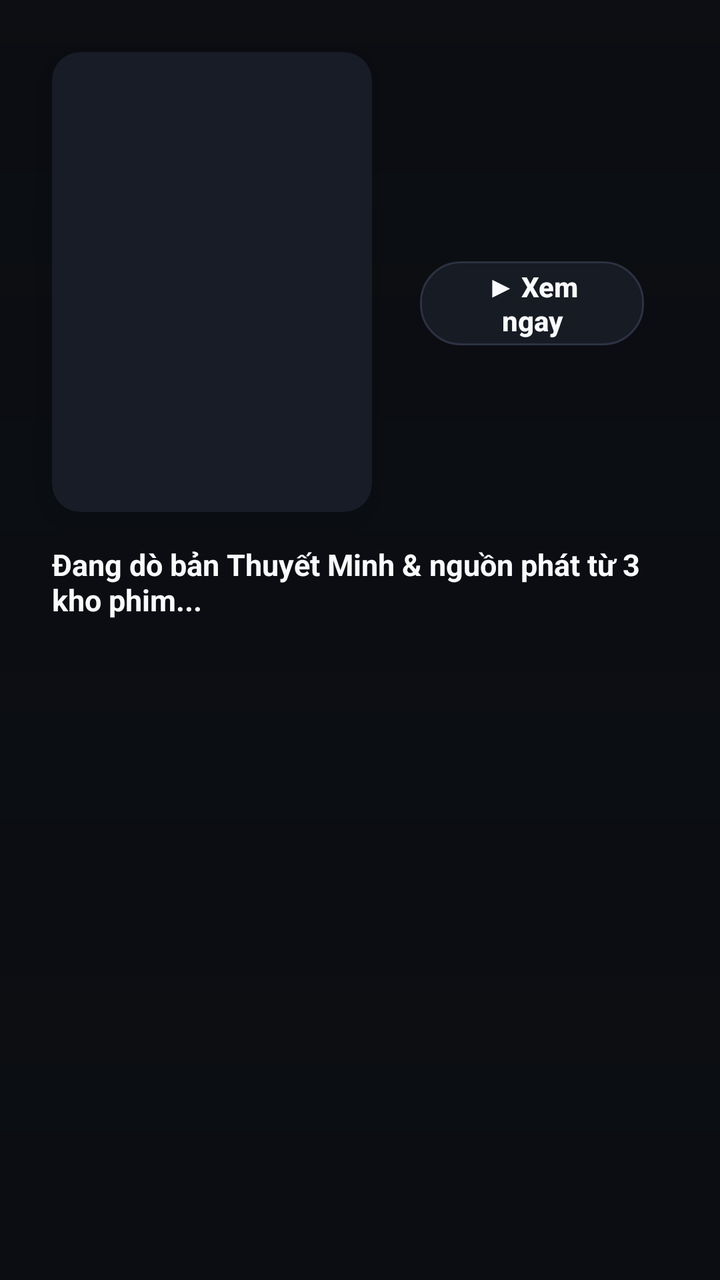
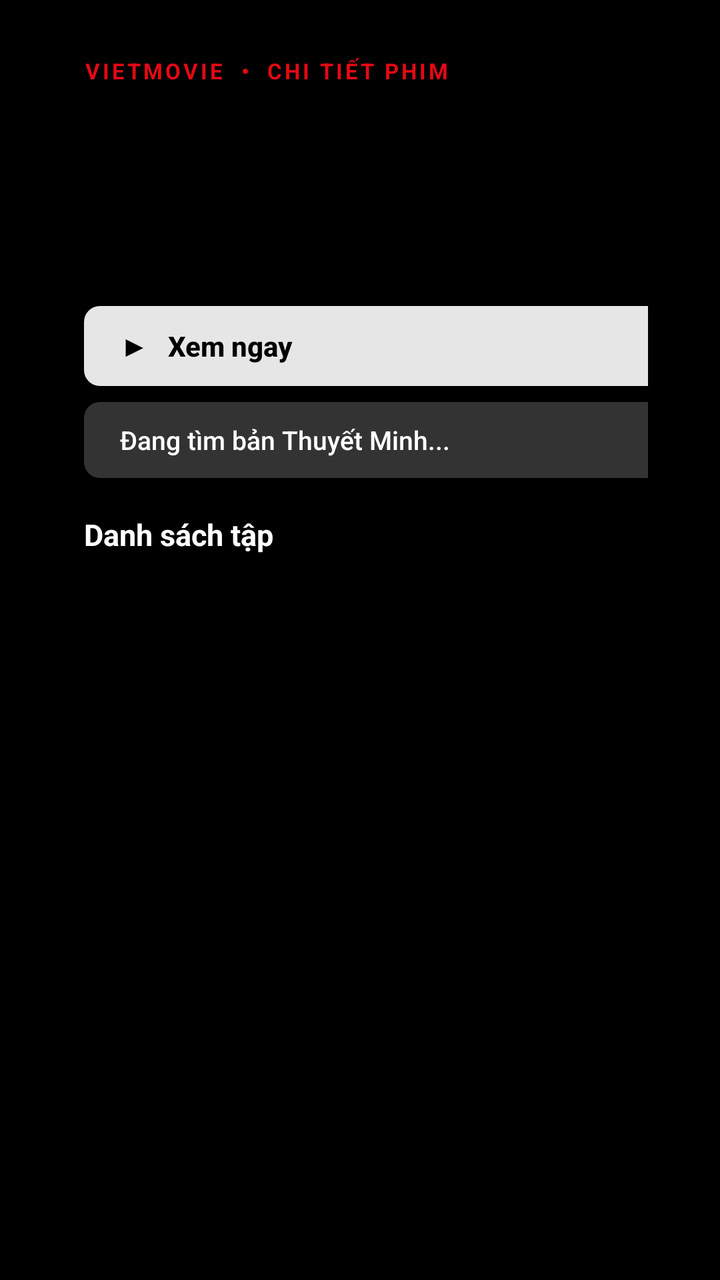

Before-and-after screenshots of an Android layout around one commit, followed by the original layout XML and the change that was made.
<!-- AndroidManifest.xml: application theme Theme.VietMovieTV -->
<!-- res/layout/activity_detail.xml -->
<?xml version="1.0" encoding="utf-8"?>
<FrameLayout xmlns:android="http://schemas.android.com/apk/res/android"
    xmlns:app="http://schemas.android.com/apk/res-auto"
    android:layout_width="match_parent"
    android:layout_height="match_parent"
    android:background="@color/bg_dark"
    android:clipChildren="false">

    <ImageView
        android:id="@+id/ivBackdrop"
        android:layout_width="match_parent"
        android:layout_height="match_parent"
        android:alpha="0.32"
        android:scaleType="centerCrop" />

    <View
        android:layout_width="match_parent"
        android:layout_height="match_parent"
        android:background="@drawable/bg_home_scrim" />

    <LinearLayout
        android:layout_width="match_parent"
        android:layout_height="match_parent"
        android:clipChildren="false"
        android:clipToPadding="false"
        android:orientation="vertical"
        android:padding="26dp">

        <LinearLayout
            android:layout_width="match_parent"
            android:layout_height="wrap_content"
            android:clipChildren="false"
            android:orientation="horizontal">

            <androidx.cardview.widget.CardView
                android:layout_width="160dp"
                android:layout_height="230dp"
                android:layout_marginEnd="24dp"
                app:cardBackgroundColor="#181C26"
                app:cardCornerRadius="14dp"
                app:cardElevation="10dp">

                <ImageView
                    android:id="@+id/ivDetailPoster"
                    android:layout_width="match_parent"
                    android:layout_height="match_parent"
                    android:scaleType="centerCrop" />
            </androidx.cardview.widget.CardView>

            <LinearLayout
                android:layout_width="0dp"
                android:layout_height="wrap_content"
                android:layout_weight="1"
                android:clipChildren="false"
                android:orientation="vertical">

                <TextView
                    android:id="@+id/tvDetailTitle"
                    android:layout_width="match_parent"
                    android:layout_height="wrap_content"
                    android:ellipsize="end"
                    android:maxLines="2"
                    android:textColor="@color/text_primary"
                    android:textSize="26sp"
                    android:textStyle="bold" />

                <TextView
                    android:id="@+id/tvDetailMeta"
                    android:layout_width="match_parent"
                    android:layout_height="wrap_content"
                    android:layout_marginTop="5dp"
                    android:textColor="@color/accent_amber"
                    android:textSize="14sp" />

                <TextView
                    android:id="@+id/tvDetailDesc"
                    android:layout_width="match_parent"
                    android:layout_height="wrap_content"
                    android:layout_marginTop="10dp"
                    android:ellipsize="end"
                    android:lineSpacingExtra="3dp"
                    android:maxLines="4"
                    android:textColor="@color/text_secondary"
                    android:textSize="13sp" />

                <LinearLayout
                    android:layout_width="match_parent"
                    android:layout_height="wrap_content"
                    android:layout_marginTop="14dp"
                    android:clipChildren="false"
                    android:clipToPadding="false"
                    android:gravity="center_vertical"
                    android:orientation="horizontal"
                    android:paddingTop="4dp"
                    android:paddingBottom="4dp">

                    <Button
                        android:id="@+id/btnPlayNow"
                        android:layout_width="wrap_content"
                        android:layout_height="42dp"
                        android:layout_marginEnd="12dp"
                        android:background="@drawable/bg_tab_selector"
                        android:focusable="true"
                        android:paddingStart="22dp"
                        android:paddingEnd="22dp"
                        android:text="▶ Xem ngay"
                        android:textAllCaps="false"
                        android:textColor="@color/text_primary"
                        android:textSize="14sp"
                        android:textStyle="bold" />

                    <HorizontalScrollView
                        android:layout_width="0dp"
                        android:layout_height="wrap_content"
                        android:layout_weight="1"
                        android:clipChildren="false"
                        android:clipToPadding="false"
                        android:paddingTop="4dp"
                        android:paddingBottom="4dp"
                        android:scrollbars="none">

                        <LinearLayout
                            android:id="@+id/serverContainer"
                            android:layout_width="wrap_content"
                            android:layout_height="wrap_content"
                            android:clipChildren="false"
                            android:orientation="horizontal"
                            android:paddingStart="2dp"
                            android:paddingEnd="8dp" />
                    </HorizontalScrollView>
                </LinearLayout>
            </LinearLayout>
        </LinearLayout>

        <TextView
            android:id="@+id/tvEpisodeHeader"
            android:layout_width="match_parent"
            android:layout_height="wrap_content"
            android:layout_marginTop="16dp"
            android:layout_marginBottom="8dp"
            android:text="Đang dò bản Thuyết Minh &amp; nguồn phát từ 3 kho phim..."
            android:textColor="@color/text_primary"
            android:textSize="15sp"
            android:textStyle="bold" />

        <androidx.recyclerview.widget.RecyclerView
            android:id="@+id/rvEpisodes"
            android:layout_width="match_parent"
            android:layout_height="0dp"
            android:layout_weight="1"
            android:clipChildren="false"
            android:clipToPadding="false"
            android:padding="6dp" />

    </LinearLayout>

    <ProgressBar
        android:id="@+id/detailProgressBar"
        android:layout_width="48dp"
        android:layout_height="48dp"
        android:layout_gravity="center"
        android:visibility="gone" />
</FrameLayout>
<!-- resources referenced by this layout -->
<resources>
  <color name="accent_amber">#F59E0B</color>
  <color name="bg_dark">#0B0D12</color>
  <color name="text_primary">#F9FAFB</color>
  <color name="text_secondary">#A1A9B8</color>
  <!-- drawable bg_home_scrim (drawable) -->
  <?xml version="1.0" encoding="utf-8"?>
  <shape xmlns:android="http://schemas.android.com/apk/res/android"
      android:shape="rectangle">
      <gradient
          android:angle="270"
          android:centerColor="#CC0B0D12"
          android:endColor="#F50B0D12"
          android:startColor="#990B0D12"
          android:type="linear" />
  </shape>
  <!-- drawable bg_tab_selector (drawable) -->
  <?xml version="1.0" encoding="utf-8"?>
  <selector xmlns:android="http://schemas.android.com/apk/res/android">
      <item android:state_focused="true">
          <shape android:shape="rectangle">
              <solid android:color="@color/netflix_red" />
              <stroke android:width="2dp" android:color="#FFFFFF" />
              <corners android:radius="20dp" />
          </shape>
      </item>
      <item android:state_selected="true">
          <shape android:shape="rectangle">
              <solid android:color="#2A161A" />
              <stroke android:width="1.5dp" android:color="@color/netflix_red" />
              <corners android:radius="20dp" />
          </shape>
      </item>
      <item>
          <shape android:shape="rectangle">
              <solid android:color="#CC1A1E29" />
              <stroke android:width="1dp" android:color="#2C3242" />
              <corners android:radius="20dp" />
          </shape>
      </item>
  </selector>
  <style name="Theme.VietMovieTV" parent="Theme.AppCompat.NoActionBar">
          <item name="android:windowBackground">@color/bg_dark</item>
          <item name="colorPrimary">@color/netflix_red</item>
          <item name="colorAccent">@color/netflix_red</item>
          <item name="android:textColorPrimary">@color/text_primary</item>
          <item name="android:textColorSecondary">@color/text_secondary</item>
          <item name="alertDialogTheme">@style/Theme.VietMovieTV.Dialog</item>
      </style>
  <color name="netflix_red">#E50914</color>
  <style name="Theme.VietMovieTV.Dialog" parent="Theme.AppCompat.Dialog.Alert">
          <item name="android:windowBackground">@drawable/bg_dialog_rounded</item>
          <item name="colorAccent">@color/netflix_red</item>
          <item name="android:textColorPrimary">@color/text_primary</item>
          <item name="android:textColorSecondary">@color/text_secondary</item>
      </style>
  <!-- drawable bg_dialog_rounded (drawable) -->
  <?xml version="1.0" encoding="utf-8"?>
  <shape xmlns:android="http://schemas.android.com/apk/res/android"
      android:shape="rectangle">
      <solid android:color="#161922" />
      <stroke android:width="1.5dp" android:color="#2E3446" />
      <corners android:radius="18dp" />
  </shape>
</resources>

<!-- the commit's change to res/layout/activity_detail.xml (unified diff, before → after) -->
@@ -1,144 +1,129 @@
 <?xml version="1.0" encoding="utf-8"?>
 <FrameLayout xmlns:android="http://schemas.android.com/apk/res/android"
-    xmlns:app="http://schemas.android.com/apk/res-auto"
     android:layout_width="match_parent"
     android:layout_height="match_parent"
     android:background="@color/bg_dark"
     android:clipChildren="false">
 
+    
     <ImageView
         android:id="@+id/ivBackdrop"
         android:layout_width="match_parent"
         android:layout_height="match_parent"
-        android:alpha="0.32"
         android:scaleType="centerCrop" />
 
     <View
         android:layout_width="match_parent"
         android:layout_height="match_parent"
-        android:background="@drawable/bg_home_scrim" />
+        android:background="@drawable/bg_hero_scrim_left" />
+
+    <View
+        android:layout_width="match_parent"
+        android:layout_height="220dp"
+        android:layout_gravity="bottom"
+        android:background="@drawable/bg_hero_scrim_bottom" />
 
     <LinearLayout
         android:layout_width="match_parent"
         android:layout_height="match_parent"
         android:clipChildren="false"
-        android:clipToPadding="false"
         android:orientation="vertical"
-        android:padding="26dp">
+        android:paddingStart="42dp"
+        android:paddingTop="28dp"
+        android:paddingEnd="36dp"
+        android:paddingBottom="16dp">
 
+        
         <LinearLayout
-            android:layout_width="match_parent"
+            android:layout_width="500dp"
             android:layout_height="wrap_content"
             android:clipChildren="false"
-            android:orientation="horizontal">
+            android:orientation="vertical">
 
-            <androidx.cardview.widget.CardView
-                android:layout_width="160dp"
-                android:layout_height="230dp"
-                android:layout_marginEnd="24dp"
-                app:cardBackgroundColor="#181C26"
-                app:cardCornerRadius="14dp"
-                app:cardElevation="10dp">
+            <TextView
+                android:id="@+id/tvDetailTag"
+                android:layout_width="wrap_content"
+                android:layout_height="wrap_content"
+                android:letterSpacing="0.12"
+                android:text="VIETMOVIE  •  CHI TIẾT PHIM"
+                android:textColor="@color/netflix_red"
+                android:textSize="11sp"
+                android:textStyle="bold" />
 
-                <ImageView
-                    android:id="@+id/ivDetailPoster"
-                    android:layout_width="match_parent"
-                    android:layout_height="match_parent"
-                    android:scaleType="centerCrop" />
-            </androidx.cardview.widget.CardView>
+            <TextView
+                android:id="@+id/tvDetailTitle"
+                android:layout_width="match_parent"
+                android:layout_height="wrap_content"
+                android:layout_marginTop="4dp"
+                android:ellipsize="end"
+                android:maxLines="2"
+                android:textColor="@color/text_primary"
+                android:textSize="32sp"
+                android:textStyle="bold" />
 
-            <LinearLayout
-                android:layout_width="0dp"
+            <TextView
+                android:id="@+id/tvDetailMeta"
+                android:layout_width="match_parent"
                 android:layout_height="wrap_content"
-                android:layout_weight="1"
-                android:clipChildren="false"
-                android:orientation="vertical">
+                android:layout_marginTop="6dp"
+                android:textColor="@color/accent_green"
+                android:textSize="13sp"
+                android:textStyle="bold" />
 
-                <TextView
-                    android:id="@+id/tvDetailTitle"
-                    android:layout_width="match_parent"
-                    android:layout_height="wrap_content"
-                    android:ellipsize="end"
-                    android:maxLines="2"
-                    android:textColor="@color/text_primary"
-                    android:textSize="26sp"
-                    android:textStyle="bold" />
+            <TextView
+                android:id="@+id/tvDetailDesc"
+                android:layout_width="match_parent"
+                android:layout_height="wrap_content"
+                android:layout_marginTop="8dp"
+                android:ellipsize="end"
+                android:lineSpacingExtra="3dp"
+                android:maxLines="3"
+                android:textColor="@color/text_secondary"
+                android:textSize="13sp" />
 
-                <TextView
-                    android:id="@+id/tvDetailMeta"
-                    android:layout_width="match_parent"
-                    android:layout_height="wrap_content"
-                    android:layout_marginTop="5dp"
-                    android:textColor="@color/accent_amber"
-                    android:textSize="14sp" />
+            
+            <Button
+                android:id="@+id/btnPlayNow"
+                android:layout_width="290dp"
+                android:layout_height="40dp"
+                android:layout_marginTop="14dp"
+                android:background="@drawable/bg_netflix_play_btn"
+                android:focusable="true"
+                android:gravity="center_vertical|start"
+                android:paddingStart="18dp"
+                android:paddingEnd="18dp"
+                android:text="▶   Xem ngay"
+                android:textAllCaps="false"
+                android:textColor="#000000"
+                android:textSize="14sp"
+                android:textStyle="bold" />
 
-                <TextView
-                    android:id="@+id/tvDetailDesc"
-                    android:layout_width="match_parent"
-                    android:layout_height="wrap_content"
-                    android:layout_marginTop="10dp"
-                    android:ellipsize="end"
-                    android:lineSpacingExtra="3dp"
-                    android:maxLines="4"
-                    android:textColor="@color/text_secondary"
-                    android:textSize="13sp" />
-
-                <LinearLayout
-                    android:layout_width="match_parent"
-                    android:layout_height="wrap_content"
-                    android:layout_marginTop="14dp"
-                    android:clipChildren="false"
-                    android:clipToPadding="false"
-                    android:gravity="center_vertical"
-                    android:orientation="horizontal"
-                    android:paddingTop="4dp"
-                    android:paddingBottom="4dp">
-
-                    <Button
-                        android:id="@+id/btnPlayNow"
-                        android:layout_width="wrap_content"
-                        android:layout_height="42dp"
-                        android:layout_marginEnd="12dp"
-                        android:background="@drawable/bg_tab_selector"
-                        android:focusable="true"
-                        android:paddingStart="22dp"
-                        android:paddingEnd="22dp"
-                        android:text="▶ Xem ngay"
-                        android:textAllCaps="false"
-                        android:textColor="@color/text_primary"
-                        android:textSize="14sp"
-                        android:textStyle="bold" />
-
-                    <HorizontalScrollView
-                        android:layout_width="0dp"
-                        android:layout_height="wrap_content"
-                        android:layout_weight="1"
-                        android:clipChildren="false"
-                        android:clipToPadding="false"
-                        android:paddingTop="4dp"
-                        android:paddingBottom="4dp"
-                        android:scrollbars="none">
-
-                        <LinearLayout
-                            android:id="@+id/serverContainer"
-                            android:layout_width="wrap_content"
-                            android:layout_height="wrap_content"
-                            android:clipChildren="false"
-                            android:orientation="horizontal"
-                            android:paddingStart="2dp"
-                            android:paddingEnd="8dp" />
-                    </HorizontalScrollView>
-                </LinearLayout>
-            </LinearLayout>
+            <Button
+                android:id="@+id/btnChooseServer"
+                android:layout_width="290dp"
+                android:layout_height="38dp"
+                android:layout_marginTop="8dp"
+                android:background="@drawable/bg_netflix_secondary_btn"
+                android:ellipsize="end"
+                android:focusable="true"
+                android:gravity="center_vertical|start"
+                android:maxLines="1"
+                android:paddingStart="18dp"
+                android:paddingEnd="18dp"
+                android:text="Đang tìm bản Thuyết Minh..."
+                android:textAllCaps="false"
+                android:textColor="@color/text_primary"
+                android:textSize="13sp" />
         </LinearLayout>
 
+        
         <TextView
             android:id="@+id/tvEpisodeHeader"
             android:layout_width="match_parent"
             android:layout_height="wrap_content"
-            android:layout_marginTop="16dp"
-            android:layout_marginBottom="8dp"
-            android:text="Đang dò bản Thuyết Minh &amp; nguồn phát từ 3 kho phim..."
+            android:layout_marginTop="18dp"
+            android:layout_marginBottom="6dp"
+            android:text="Danh sách tập"
             android:textColor="@color/text_primary"
             android:textSize="15sp"
             android:textStyle="bold" />
@@ -150,14 +135,13 @@
             android:layout_weight="1"
             android:clipChildren="false"
             android:clipToPadding="false"
-            android:padding="6dp" />
-
+            android:padding="4dp" />
     </LinearLayout>
 
     <ProgressBar
         android:id="@+id/detailProgressBar"
-        android:layout_width="48dp"
-        android:layout_height="48dp"
+        android:layout_width="46dp"
+        android:layout_height="46dp"
         android:layout_gravity="center"
         android:visibility="gone" />
 </FrameLayout>
<!-- resource entries referenced after the edit -->
@@ -1,42 +1,69 @@
 <!-- resources referenced by this layout -->
 <resources>
-  <color name="accent_amber">#F59E0B</color>
-  <color name="bg_dark">#0B0D12</color>
-  <color name="text_primary">#F9FAFB</color>
-  <color name="text_secondary">#A1A9B8</color>
-  <!-- drawable bg_home_scrim (drawable) -->
+  <color name="accent_green">#10B981</color>
+  <color name="bg_dark">#000000</color>
+  <color name="text_primary">#FFFFFF</color>
+  <color name="text_secondary">#B3B3B3</color>
+  <!-- drawable bg_hero_scrim_bottom (drawable) -->
   <?xml version="1.0" encoding="utf-8"?>
   <shape xmlns:android="http://schemas.android.com/apk/res/android"
       android:shape="rectangle">
       <gradient
           android:angle="270"
-          android:centerColor="#CC0B0D12"
-          android:endColor="#F50B0D12"
-          android:startColor="#990B0D12"
+          android:centerColor="#40000000"
+          android:endColor="#FF000000"
+          android:startColor="#00000000"
           android:type="linear" />
   </shape>
-  <!-- drawable bg_tab_selector (drawable) -->
+  <!-- drawable bg_hero_scrim_left (drawable) -->
+  <?xml version="1.0" encoding="utf-8"?>
+  <shape xmlns:android="http://schemas.android.com/apk/res/android"
+      android:shape="rectangle">
+      <gradient
+          android:angle="0"
+          android:centerColor="#D9000000"
+          android:centerX="0.46"
+          android:endColor="#00000000"
+          android:startColor="#FF000000"
+          android:type="linear" />
+  </shape>
+  <!-- drawable bg_netflix_play_btn (drawable) -->
   <?xml version="1.0" encoding="utf-8"?>
   <selector xmlns:android="http://schemas.android.com/apk/res/android">
       <item android:state_focused="true">
           <shape android:shape="rectangle">
-              <solid android:color="@color/netflix_red" />
-              <stroke android:width="2dp" android:color="#FFFFFF" />
-              <corners android:radius="20dp" />
+              <solid android:color="#FFFFFF" />
+              <stroke android:width="2.5dp" android:color="@color/netflix_red" />
+              <corners android:radius="8dp" />
+          </shape>
+      </item>
+      <item>
+          <shape android:shape="rectangle">
+              <solid android:color="#E6E6E6" />
+              <corners android:radius="8dp" />
+          </shape>
+      </item>
+  </selector>
+  <!-- drawable bg_netflix_secondary_btn (drawable) -->
+  <?xml version="1.0" encoding="utf-8"?>
+  <selector xmlns:android="http://schemas.android.com/apk/res/android">
+      <item android:state_focused="true">
+          <shape android:shape="rectangle">
+              <solid android:color="#FFFFFF" />
+              <corners android:radius="8dp" />
           </shape>
       </item>
       <item android:state_selected="true">
           <shape android:shape="rectangle">
-              <solid android:color="#2A161A" />
-              <stroke android:width="1.5dp" android:color="@color/netflix_red" />
-              <corners android:radius="20dp" />
+              <solid android:color="#40FFFFFF" />
+              <stroke android:width="1.5dp" android:color="#FFFFFF" />
+              <corners android:radius="8dp" />
           </shape>
       </item>
       <item>
           <shape android:shape="rectangle">
-              <solid android:color="#CC1A1E29" />
-              <stroke android:width="1dp" android:color="#2C3242" />
-              <corners android:radius="20dp" />
+              <solid android:color="#33FFFFFF" />
+              <corners android:radius="8dp" />
           </shape>
       </item>
   </selector>
@@ -59,9 +86,9 @@
   <?xml version="1.0" encoding="utf-8"?>
   <shape xmlns:android="http://schemas.android.com/apk/res/android"
       android:shape="rectangle">
-      <solid android:color="#161922" />
-      <stroke android:width="1.5dp" android:color="#2E3446" />
-      <corners android:radius="18dp" />
+      <solid android:color="#141414" />
+      <stroke android:width="1dp" android:color="#2E2E2E" />
+      <corners android:radius="14dp" />
   </shape>
 </resources>
 
